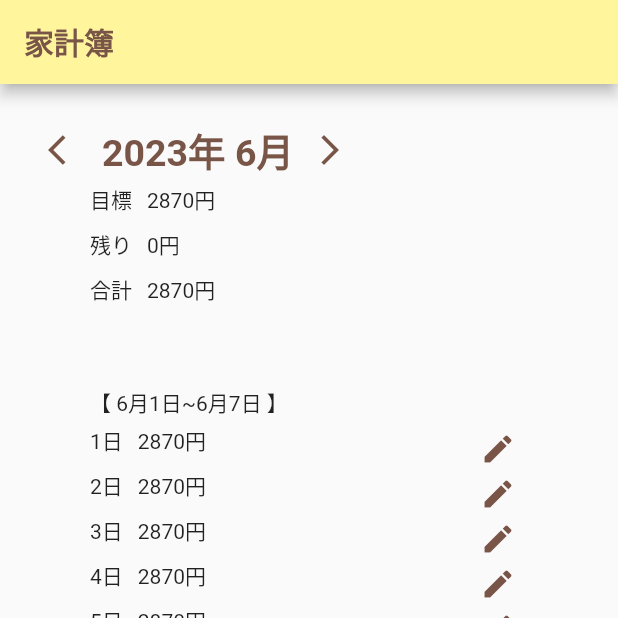
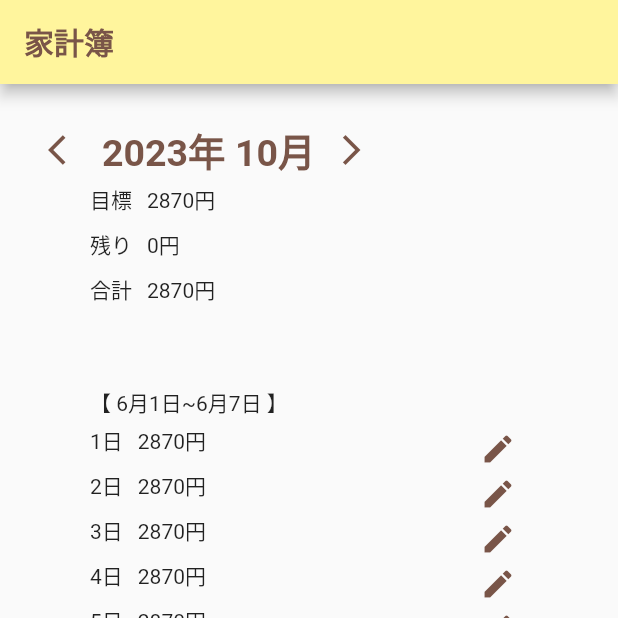
Before and after one commit to yukaprivate/anything_that_i_like, a Flutter app: the screen it shows after launch, scrolled down 273 dp, on a phone screen of 412 x 824 dp, the top half of it. Run offline on Flutter 3.47's test engine with Material 2 defaults, Android fonts, the phone set to English and light mode, and no system bars; our stand-ins replace cloud_firestore, firebase_core, flutter_riverpod, freezed_annotation, go_router; accounts and stored records are empty.

Commit message:
今日はここまで

```diff
--- /dev/null
+++ b/lib/common/util/date_util.dart
@@ -0,0 +1,3 @@
+String formatToStrYearMonth(DateTime date) {
+  return "${date.year}年 ${date.month}月";
+}
--- a/lib/screen/my_home_page.dart
+++ b/lib/screen/my_home_page.dart
@@ -13,6 +13,8 @@ class HomePageScreen extends ConsumerWidget {
 
   @override
   Widget build(BuildContext context, WidgetRef ref) {
+    final notifier = ref.watch(calenderProvider.notifier);
+    final dateList = ref.watch(calenderProvider.select((value) => value.dateList));
     return Scaffold(
       appBar: AppBar(
         title: const Text(
@@ -24,7 +26,24 @@ class HomePageScreen extends ConsumerWidget {
           ),
         backgroundColor: Colors.yellow[200],
       ),
-      body: Center(
+      body: _Body(),
+      bottomNavigationBar: const BottomNavigation(),
+    );
+  }
+}
+
+class _Body extends ConsumerWidget {
+  const _Body({
+    super.key,
+  });
+
+  @override
+  Widget build(BuildContext context, WidgetRef ref) {
+    final notifier = ref.watch(calenderProvider.notifier);
+    final selectedStrYearMonth = ref.watch(calenderProvider.select((value) => value.selectedStrYearMonth));
+    final disableArrowBackIcon = ref.watch(calenderProvider.select((value) => value.disableArrowBackIcon));
+    final disableArrowForwardIcon = ref.watch(calenderProvider.select((value) => value.disableArrowForwardIcon));
+    return Center(
       child: Column(
           children: [
             Container(
@@ -32,25 +51,26 @@ class HomePageScreen extends ConsumerWidget {
               child: Row(
                 children: [
                   IconButton(
-                      onPressed: () {},
-                      icon: const Icon(
+                    onPressed: disableArrowBackIcon ? null : () => notifier.changeMonth(to: -1),
+                    icon: Icon(
                       Icons.arrow_back_ios,
-                        color: Colors.brown,
+                      color: disableArrowBackIcon ? Colors.grey[300] : Colors.brown,
                       ),
                     ),
-                    const Text(
-                      "2023年 6月",
-                      style: TextStyle(
+                  Text(
+                    selectedStrYearMonth,
+                    style: const TextStyle(
                       color: Colors.brown,
                       fontWeight: FontWeight.bold,
                       fontSize: 25,
                     ),
                     ),
                   IconButton(
-                      onPressed: () {},
-                      icon: const Icon(
+                    onPressed: disableArrowForwardIcon ? null : () => notifier.changeMonth(to: 1),
+                    icon: Icon(
                       Icons.arrow_forward_ios,
-                        color: Colors.brown,),
+                      color: disableArrowForwardIcon ? Colors.grey[300] : Colors.brown,
+                      ),
                     ),
                 ],
               ),
@@ -58,11 +78,28 @@ class HomePageScreen extends ConsumerWidget {
             Expanded(
               child: SingleChildScrollView(
                 child: Column(
-                    children: [
-                      const _OneWeekItems(),
-                // const SizedBox(height: 50,),
-                const _OneWeekItems(),
-                Container(
+                  children: const [
+                    _OneWeekItems(),
+                    _OneWeekItems(),
+                    _Summary(),
+                  ],
+                ),
+              ),
+            )
+          ],
+        ),
+    );
+  }
+}
+
+class _Summary extends StatelessWidget {
+  const _Summary({
+    super.key,
+  });
+
+  @override
+  Widget build(BuildContext context) {
+    return Container(
     padding: const EdgeInsets.fromLTRB(60, 0, 60, 30),
     child: Column(
       children: const [
@@ -90,15 +127,6 @@ class HomePageScreen extends ConsumerWidget {
         ),
       ]
     ),
-                ),
-                    ],
-                  ),
-                ),
-              )
-            ],
-          ),
-      ),
-      bottomNavigationBar: const BottomNavigation(),
     );
   }
 }
```
Also changed, not shown: lib/common/firestore_helper.dart (added, +83 -0 lines), lib/common/util/array_util.dart (added, +7 -0 lines), lib/notifier/calender_notifier.dart (+28 -1 lines), lib/state/calender_list_state.dart (+16 -0 lines), lib/state/calender_list_state.freezed.dart. Lines whose indentation alone changed are shown as unchanged.
